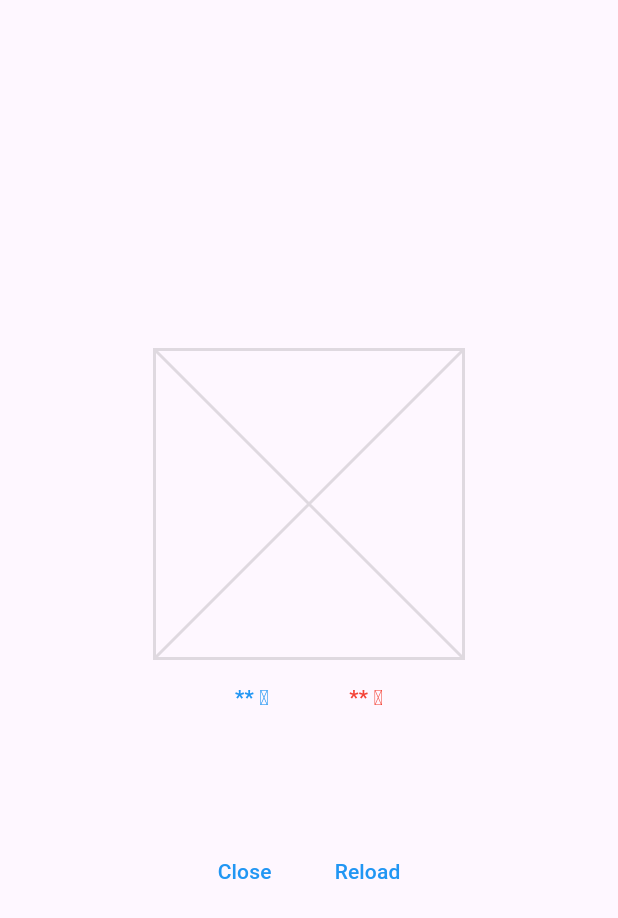
After one commit to csyeung/flutter-training-template-jonathan, a Flutter app: the screen it shows after launch, on a phone screen of 412 x 824 dp. The commit adds this screen. Shown: the top 918 px of the screen. Run offline on Flutter 3.47's test engine with Material 3 defaults, Android fonts, the phone set to English and light mode, and no system bars; our stand-ins replace flutter_svg; missing offline and left inert: yumemi_weather.

Commit message:
session 3: navigation and back

```diff
--- /dev/null
+++ b/lib/weather.dart
@@ -0,0 +1,127 @@
+import 'package:flutter/material.dart';
+import 'package:flutter_svg/flutter_svg.dart';
+import 'package:yumemi_weather/yumemi_weather.dart';
+
+class WeatherScreen extends StatefulWidget {
+  const WeatherScreen({
+    super.key,
+  });
+
+  @override
+  WeatherScreenState createState() => WeatherScreenState();
+}
+
+class WeatherScreenState extends State<WeatherScreen> {
+  String condition = '';
+
+  void getWeather() {
+    final yumemi = YumemiWeather();
+
+    setState(() {
+      condition = yumemi.fetchSimpleWeather();
+    });
+  }
+
+  @override
+  Widget build(BuildContext context) {
+    return Scaffold(
+      body: Center(
+        child: LayoutBuilder(
+          builder: (context, constraints) {
+            final width = constraints.maxWidth * 0.5;
+            final themeData = Theme.of(context).textTheme;
+
+            return Container(
+              constraints: BoxConstraints(
+                maxWidth: width,
+              ),
+              child: Column(
+                mainAxisAlignment: MainAxisAlignment.center,
+                children: [
+                  Container(
+                    constraints: BoxConstraints(
+                      maxWidth: width,
+                      maxHeight: width,
+                    ),
+                    child: (condition == '')
+                        ? const Placeholder(
+                            color: Colors.black12,
+                          )
+                        : SvgPicture.asset(
+                            width: width,
+                            height: width,
+                            'assets/$condition.svg',
+                          ),
+                  ),
+                  Row(
+                    mainAxisAlignment: MainAxisAlignment.spaceEvenly,
+                    children: [
+                      Padding(
+                        padding: const EdgeInsets.symmetric(
+                          vertical: 16,
+                        ),
+                        child: FittedBox(
+                          child: Text(
+                            '** ℃',
+                            textAlign: TextAlign.center,
+                            style: themeData.labelLarge!
+                                .copyWith(color: Colors.blue),
+                          ),
+                        ),
+                      ),
+                      Padding(
+                        padding: const EdgeInsets.symmetric(
+                          vertical: 16,
+                        ),
+                        child: FittedBox(
+                          child: Text(
+                            '** ℃',
+                            textAlign: TextAlign.center,
+                            style: themeData.labelLarge!
+                                .copyWith(color: Colors.red),
+                          ),
+                        ),
+                      ),
+                    ],
+                  ),
+                  const SizedBox(
+                    height: 80,
+                  ),
+                  Row(
+                    mainAxisAlignment: MainAxisAlignment.spaceEvenly,
+                    children: [
+                      FittedBox(
+                        child: GestureDetector(
+                          onTap: () {
+                            Navigator.pop(context);
+                          },
+                          child: Text(
+                            'Close',
+                            textAlign: TextAlign.center,
+                            style: themeData.labelLarge!
+                                .copyWith(color: Colors.blue),
+                          ),
+                        ),
+                      ),
+                      FittedBox(
+                        child: GestureDetector(
+                          onTap: getWeather,
+                          child: Text(
+                            'Reload',
+                            textAlign: TextAlign.center,
+                            style: themeData.labelLarge!
+                                .copyWith(color: Colors.blue),
+                          ),
+                        ),
+                      ),
+                    ],
+                  ),
+                ],
+              ),
+            );
+          },
+        ),
+      ),
+    );
+  }
+}
```
Also changed, not shown: lib/main.dart (+19 -103 lines).
